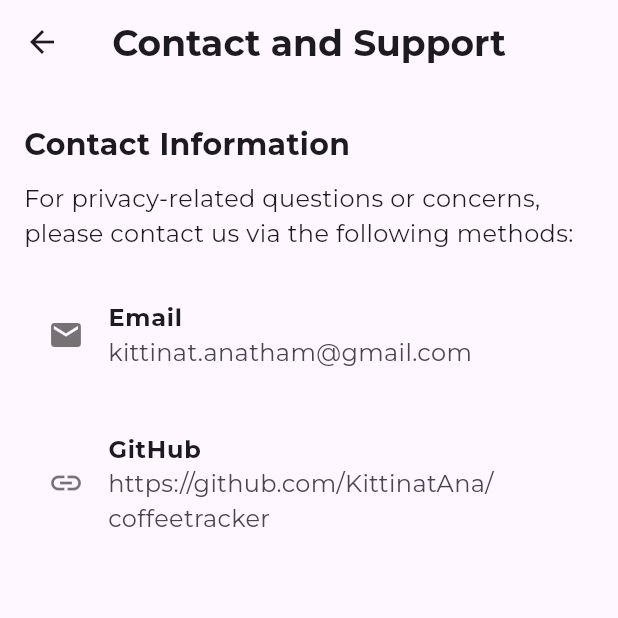
After one commit to KittinatAna/coffeetracker, a Flutter app: the ContactSupportPage screen opened directly, on a phone screen of 412 x 824 dp, the top half of it. The commit adds this screen. Run offline on Flutter 3.47's test engine with Material 3 defaults, Android fonts, the light colour scheme and no system bars; our stand-ins replace cloud_firestore, csv, device_info_plus, firebase_core, fl_chart, geocoding and 11 more; missing offline and left inert: google_mlkit_text_recognition, tflite_flutter; accounts and stored records are empty.

Commit message:
23072024_2044 Updated setting.dart

```diff
--- a/coffeetracker/lib/main.dart
+++ b/coffeetracker/lib/main.dart
@@ -27,7 +27,6 @@ class CoffeeTrackerApp extends StatelessWidget {
     return MaterialApp(
       title: 'CoffeeTracker',
       theme: ThemeData(
-        // primarySwatch: Colors.brown,
         visualDensity: VisualDensity.adaptivePlatformDensity,
         textTheme: GoogleFonts.montserratTextTheme(
           Theme.of(context).textTheme,
--- /dev/null
+++ b/coffeetracker/lib/screens/settings/contact_support.dart
@@ -0,0 +1,94 @@
+import 'package:flutter/material.dart';
+import 'package:google_fonts/google_fonts.dart';
+import 'package:flutter/services.dart';
+
+class ContactSupportPage extends StatelessWidget {
+  final String email = 'kittinat.anatham@gmail.com';
+  final String github = 'https://github.com/KittinatAna/coffeetracker';
+
+  @override
+  Widget build(BuildContext context) {
+    return Scaffold(
+      appBar: AppBar(
+        title: Text(
+          'Contact and Support',
+          style: GoogleFonts.montserrat(
+            fontSize: 24,
+            fontWeight: FontWeight.bold,
+          ),
+        ),
+        centerTitle: true,
+      ),
+      body: Padding(
+        padding: const EdgeInsets.all(16.0),
+        child: Column(
+          crossAxisAlignment: CrossAxisAlignment.start,
+          children: [
+            _buildSectionTitle('Contact Information'),
+            _buildSectionContent('For privacy-related questions or concerns, please contact us via the following methods:'),
+            _buildContactInfo(Icons.email, 'Email', email, () {
+              Clipboard.setData(ClipboardData(text: email));
+              ScaffoldMessenger.of(context).showSnackBar(
+                const SnackBar(content: Text('Email address copied to clipboard')),
+              );
+            }),
+            _buildContactInfo(Icons.link, 'GitHub', github, () {
+              Clipboard.setData(ClipboardData(text: github));
+              ScaffoldMessenger.of(context).showSnackBar(
+                const SnackBar(content: Text('GitHub link copied to clipboard')),
+              );
+            }),
+          ],
+        ),
+      ),
+    );
+  }
+
+  Widget _buildSectionTitle(String title) {
+    return Padding(
+      padding: const EdgeInsets.symmetric(vertical: 10.0),
+      child: Text(
+        title,
+        style: GoogleFonts.montserrat(
+          fontSize: 20,
+          fontWeight: FontWeight.bold,
+        ),
+      ),
+    );
+  }
+
+  Widget _buildSectionContent(String content) {
+    return Padding(
+      padding: const EdgeInsets.only(bottom: 20.0),
+      child: Text(
+        content,
+        style: GoogleFonts.montserrat(
+          fontSize: 16,
+        ),
+      ),
+    );
+  }
+
+  Widget _buildContactInfo(IconData icon, String title, String info, VoidCallback onTap) {
+    return Padding(
+      padding: const EdgeInsets.only(bottom: 20.0),
+      child: ListTile(
+        leading: Icon(icon, color: Colors.black54),
+        title: Text(
+          title,
+          style: GoogleFonts.montserrat(
+            fontSize: 16,
+            fontWeight: FontWeight.bold,
+          ),
+        ),
+        subtitle: Text(
+          info,
+          style: GoogleFonts.montserrat(
+            fontSize: 16,
+          ),
+        ),
+        onTap: onTap,
+      ),
+    );
+  }
+}
--- a/coffeetracker/pubspec.yaml
+++ b/coffeetracker/pubspec.yaml
@@ -59,6 +59,7 @@ dependencies:
   image_gallery_saver: ^2.0.3
   path_provider: ^2.1.3
   csv: ^6.0.0
+  provider: ^6.1.2
 
 dev_dependencies:
   flutter_test:
```
Also changed, not shown: coffeetracker/lib/screens/setting.dart (+72 -44 lines), coffeetracker/lib/screens/settings/about.dart (added, +96 -0 lines), coffeetracker/lib/screens/settings/privacy_sercurity.dart (added, +94 -0 lines), coffeetracker/lib/screens/theme.dart (added, +24 -0 lines), coffeetracker/lib/theme_provider.dart (added, +21 -0 lines), coffeetracker/pubspec.lock.
